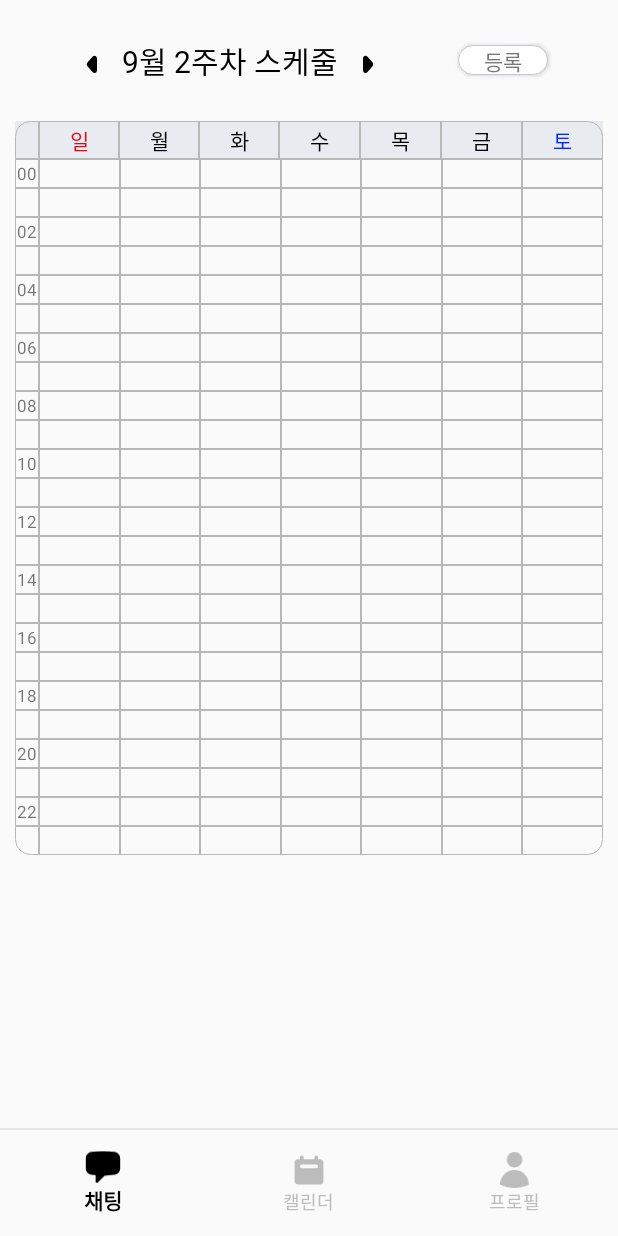
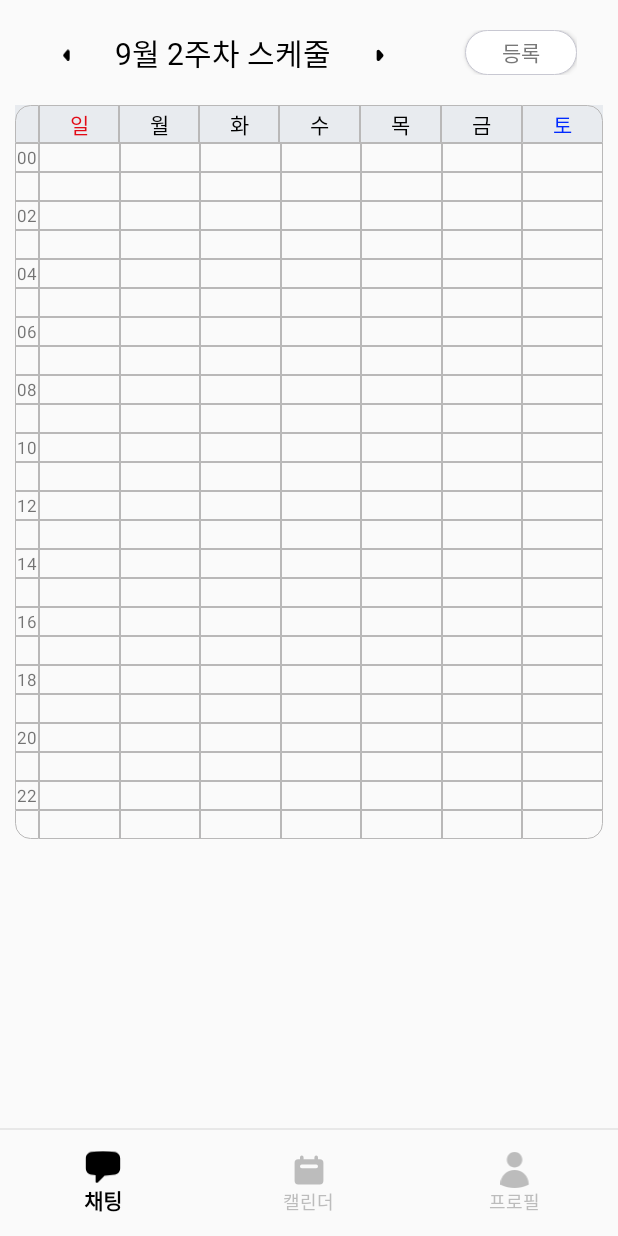
Before and after one commit to minhooooo/ux, an Android app: the fragment ScheduleFragment placed in its activity, on a phone screen of 412 x 824 dp. Run offline under Robolectric (Android 15) with nearby library versions, the phone set to English and light mode, and no system bars.

Commit message:
schedule

```diff
--- a/app/src/main/res/layout/fragment_schedule.xml
+++ b/app/src/main/res/layout/fragment_schedule.xml
@@ -13,49 +13,62 @@
         android:layout_marginTop="20dp"
         android:layout_marginLeft="35dp"
         android:layout_marginRight="30dp"
-        android:layout_gravity="fill"
-        android:gravity="center"
-        android:padding="5dp"
+        android:layout_gravity="center"
+        android:gravity="center"
         android:orientation="horizontal">
+
+        <LinearLayout
+            android:layout_width="0dp"
+            android:layout_height="wrap_content"
+            android:layout_gravity="fill"
+            android:layout_weight="3"
+            android:orientation="horizontal"
+            >
 
             <ImageView
                 android:id="@+id/last_week"
-            android:layout_width="wrap_content"
-            android:layout_height="wrap_content"
-            android:layout_marginRight="10dp"
-            android:layout_gravity="center"
+                android:layout_width="0dp"
+                android:layout_weight="1"
+                android:layout_height="match_parent"
+                android:layout_gravity="fill"
                 android:src="@drawable/caret_left" />
 
             <TextView
                 android:id="@+id/now_week"
-            android:layout_width="wrap_content"
+                android:layout_width="0dp"
+                android:layout_weight="15"
                 android:layout_height="wrap_content"
                 android:text="9월 2주차 스케줄"
-            android:textAlignment="textStart"
                 android:textColor="@color/black"
                 android:textSize="20dp"
+                android:layout_gravity="center"
+                android:gravity="center_horizontal"
                 android:fontFamily="@font/pretendard_semibold" />
 
             <ImageView
                 android:id="@+id/next_week"
-            android:layout_width="wrap_content"
-            android:layout_height="wrap_content"
-            android:layout_marginLeft="10dp"
+                android:layout_width="0dp"
+                android:layout_height="match_parent"
+                android:layout_weight="1"
                 android:layout_gravity="center"
                 android:src="@drawable/caret_right" />
+        </LinearLayout>
 
         <Button
             android:id="@+id/create"
-            android:layout_width="60dp"
-            android:layout_height="20dp"
+            android:layout_width="0dp"
+            android:layout_height="match_parent"
+            android:layout_weight="1"
             android:text="등록"
             android:textSize="14sp"
             android:fontFamily="@font/pretendard_medium"
             android:background="@drawable/btn_circle_gray"
             android:textColor="#787878"
+            android:gravity="center"
             android:layout_marginStart="50dp"/>
 
     </LinearLayout>
+
 
     <!--요일-->
     <LinearLayout
```
Lines whose indentation alone changed are shown as unchanged.
